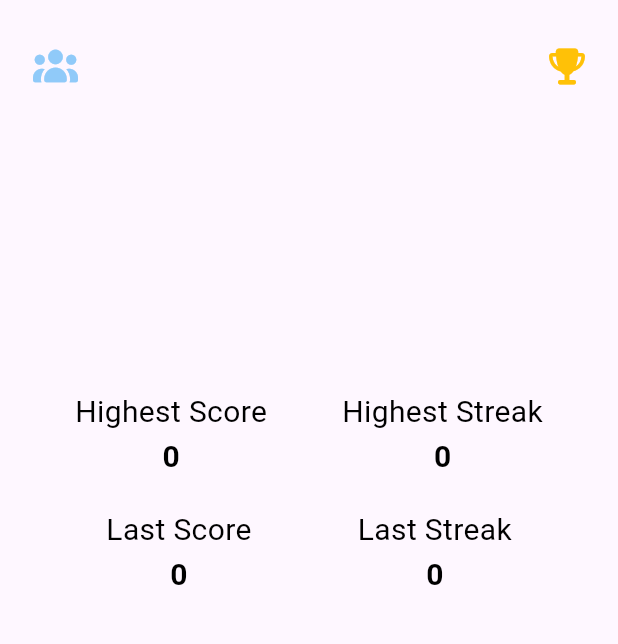
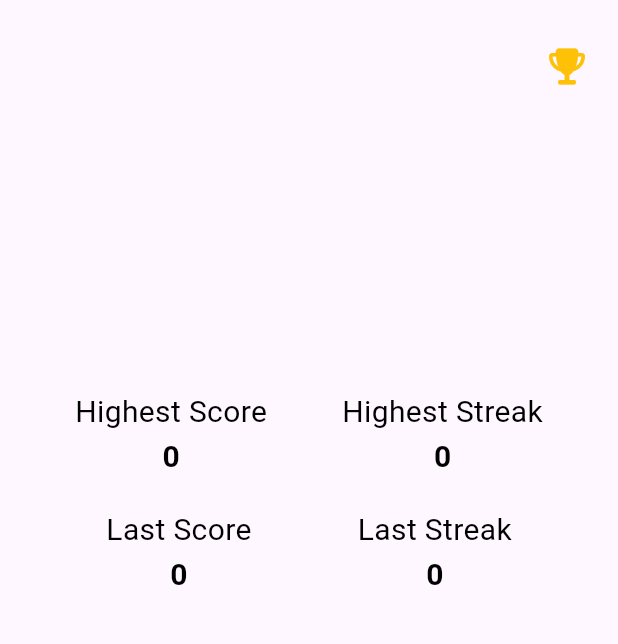
Before and after one commit to LuCCoelho/geo_masters, a Flutter app: the MyHomePage screen opened directly, on a phone screen of 412 x 824 dp, the part 84-728 px from its top. Run offline on Flutter 3.47's test engine with Material 3 defaults, Android fonts, the phone set to English and light mode, and no system bars; our stand-ins replace cached_network_image, flutter_dotenv, flutter_riverpod, font_awesome_flutter, lottie, riverpod_annotation and 2 more; accounts and stored records are empty; generated files the repository leaves out were written again; statements that could not run were skipped.

Commit message:
chore: comment button
screen is not done, no need to show the button

```diff
--- a/lib/screens/home.dart
+++ b/lib/screens/home.dart
@@ -142,24 +142,24 @@ class _MyHomePageState extends ConsumerState<MyHomePage> {
               icon: Icon(FontAwesomeIcons.trophy, color: Colors.amber),
             ),
           ),
-          Positioned(
-            top: 20,
-            left: 10,
-            child: IconButton(
-              onPressed: () {
-                Navigator.push(
-                  context,
-                  MaterialPageRoute(
-                    builder: (context) => const FriendsRoomScreen(),
-                  ),
-                );
-              },
-              icon: Icon(
-                FontAwesomeIcons.users,
-                color: Theme.of(context).primaryColor,
-              ),
-            ),
-          ),
+          // Positioned(
+          //   top: 20,
+          //   left: 10,
+          //   child: IconButton(
+          //     onPressed: () {
+          //       Navigator.push(
+          //         context,
+          //         MaterialPageRoute(
+          //           builder: (context) => const FriendsRoomScreen(),
+          //         ),
+          //       );
+          //     },
+          //     icon: Icon(
+          //       FontAwesomeIcons.users,
+          //       color: Theme.of(context).primaryColor,
+          //     ),
+          //   ),
+          // ),
         ],
       ),
     );
```
